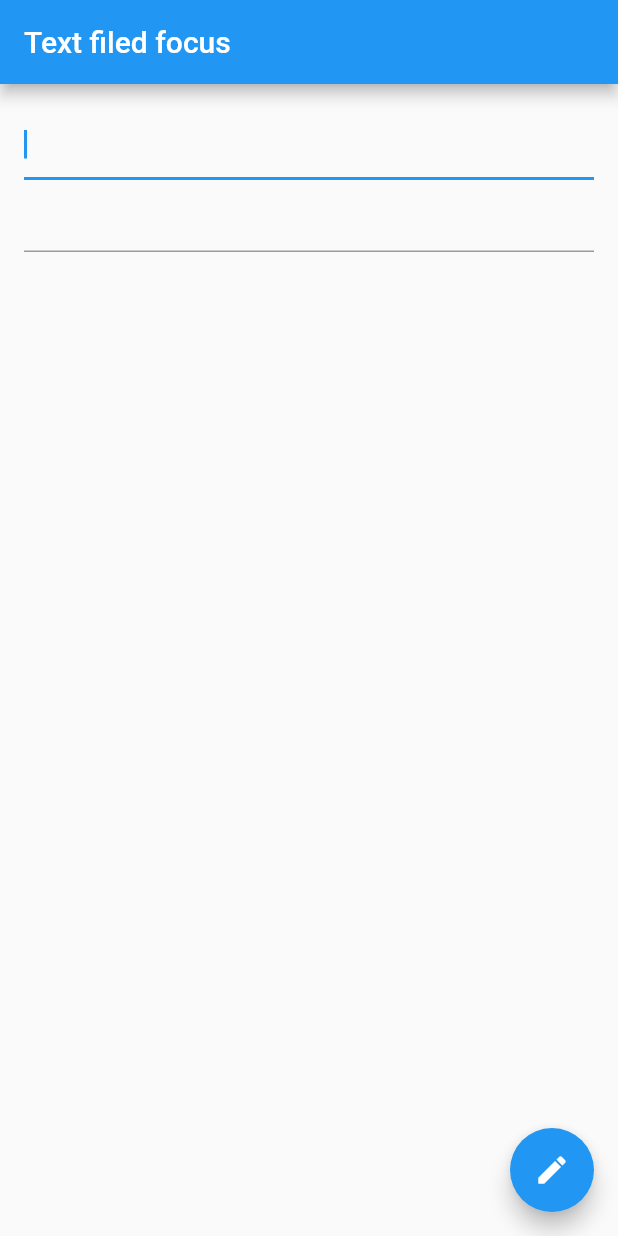
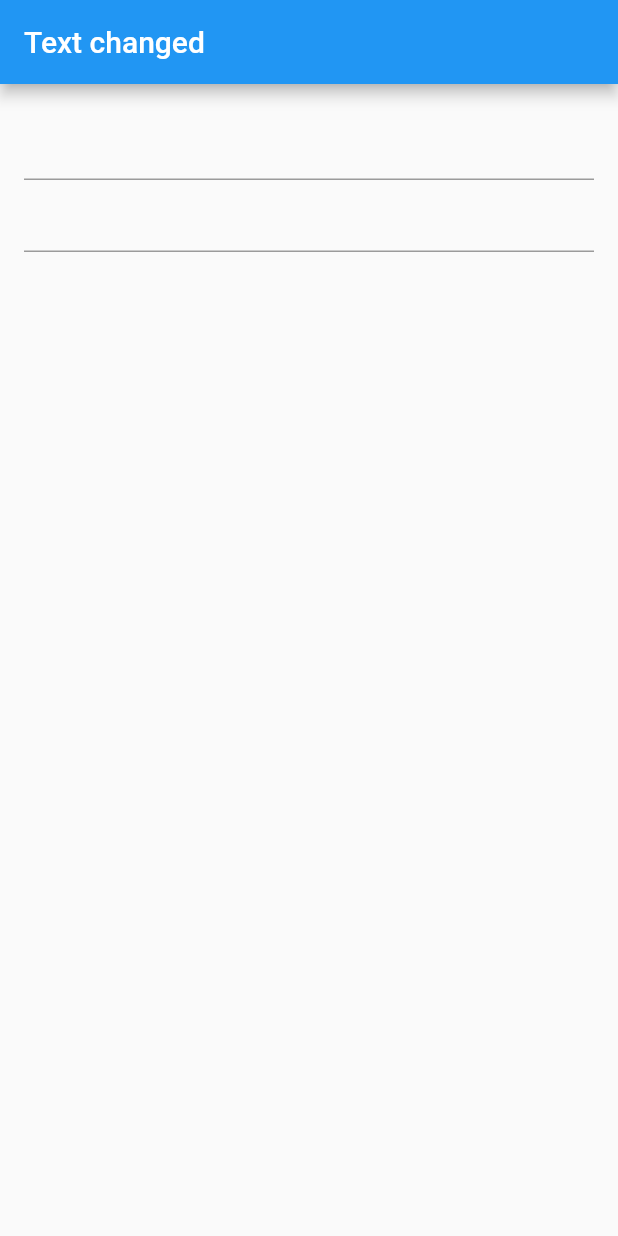
Before and after one commit to life2smile/flutter_learn, a Flutter app: the screen it shows after launch, on a phone screen of 412 x 824 dp. Run offline on Flutter 3.47's test engine with Material 2 defaults, Android fonts, the phone set to English and light mode, and no system bars.

Commit message:
feat: listen text field change

```diff
--- a/lib/main.dart
+++ b/lib/main.dart
@@ -6,6 +6,7 @@ import 'package:flutter_app_learn/snackBar/CustomSnackBar.dart';
 import 'package:flutter_app_learn/tabs/MyTab.dart';
 import 'package:flutter_app_learn/textField/FocusTextField.dart';
 import 'package:flutter_app_learn/textField/FormValidate.dart';
+import 'package:flutter_app_learn/textField/ListenTextFieldChange.dart';
 import 'package:flutter_app_learn/theme/MyTheme.dart';
 
 void main(){
@@ -19,4 +20,5 @@ void main(){
   runApp(MyTab());
   runApp(FormValidateApp());
   runApp(FocusTextField());
+  runApp(ListenTextFieldChange());
 }
--- /dev/null
+++ b/lib/textField/ListenTextFieldChange.dart
@@ -0,0 +1,62 @@
+import 'package:flutter/cupertino.dart';
+import 'package:flutter/material.dart';
+
+class ListenTextFieldChange extends StatelessWidget {
+  @override
+  Widget build(BuildContext context) {
+    return MaterialApp(
+      home: TextFieldChange(),
+    );
+  }
+}
+
+class TextFieldChange extends StatefulWidget {
+  @override
+  State<StatefulWidget> createState() {
+    return TextFieldChangeState();
+  }
+}
+
+class TextFieldChangeState extends State<TextFieldChange> {
+  final controller = TextEditingController();
+
+  _printLatestValue(){
+    print("second text field: ${controller.text}" );
+  }
+
+  @override
+  void initState() {
+    super.initState();
+    controller.addListener(_printLatestValue);
+  }
+
+  @override
+  void dispose() {
+    super.dispose();
+    controller.dispose();
+  }
+
+  @override
+  Widget build(BuildContext context) {
+    return Scaffold(
+      appBar: AppBar(
+        title: Text('Text changed'),
+      ),
+      body: Padding(
+        padding: const EdgeInsets.all(16.0),
+        child: Column(
+          children: <Widget>[
+            TextField(
+              onChanged: (text){
+                print("first TextField: $text");
+              },
+            ),
+            TextField(
+              controller: controller,
+            )
+          ],
+        ),
+      ),
+    );
+  }
+}
```
